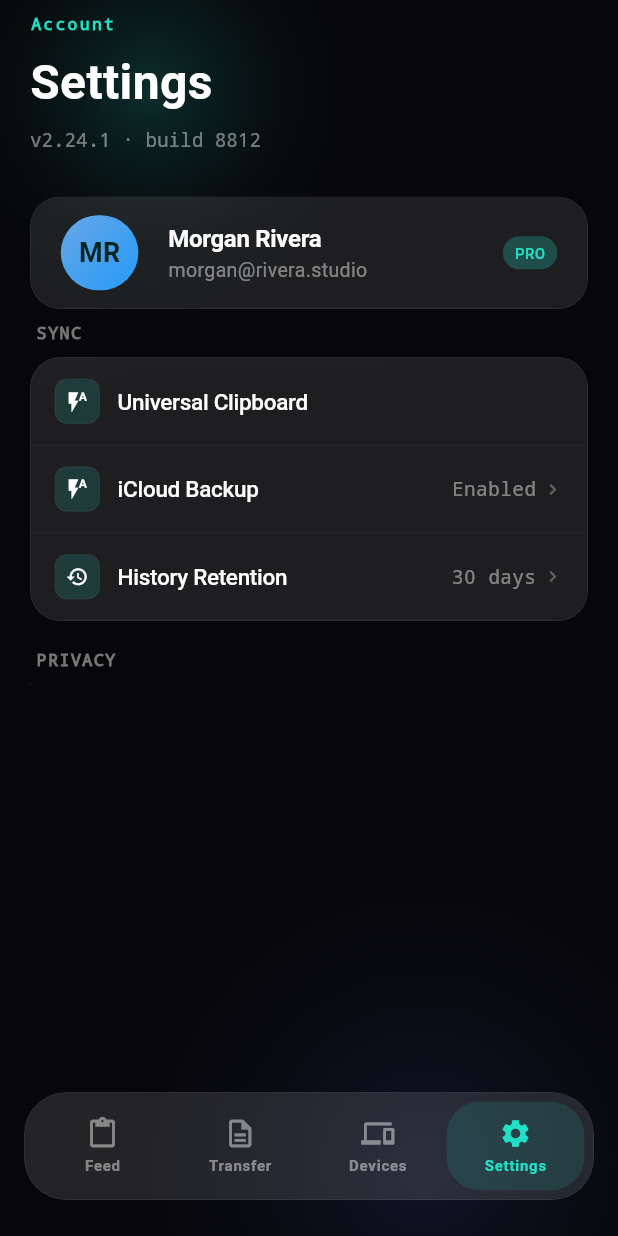
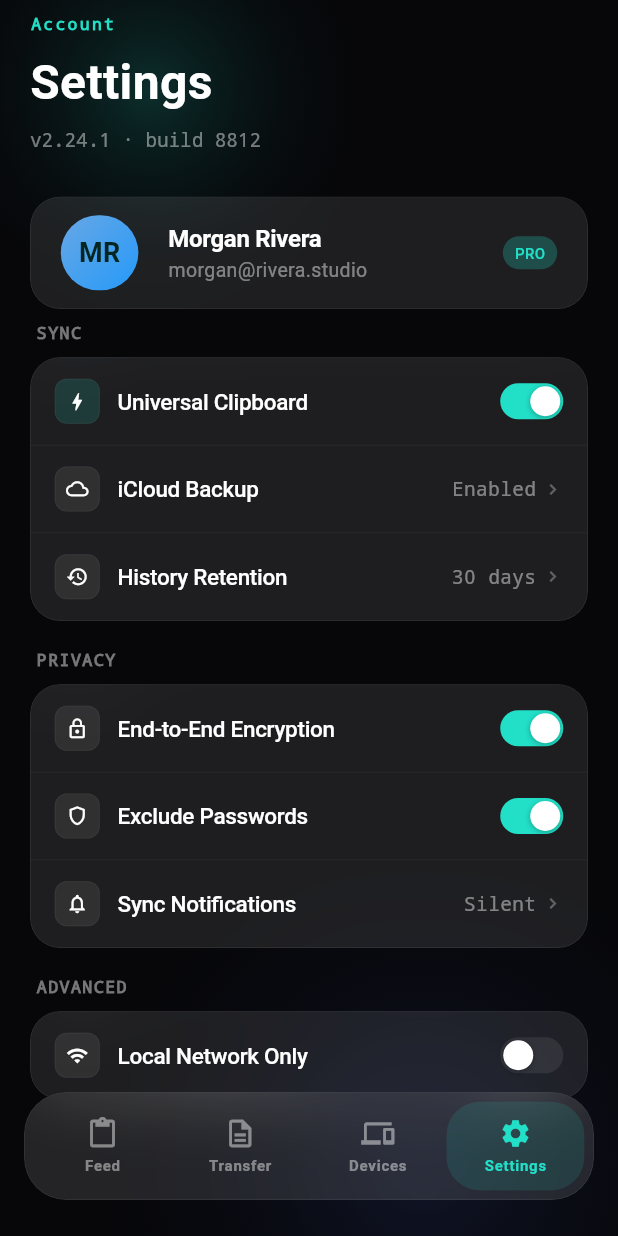
Before and after one commit to Hello1999/clipflow-clearn, a Flutter app: the screen it shows after launch, item 4 of the bottom bar chosen, on a phone screen of 412 x 824 dp. Run offline on Flutter 3.47's test engine with Material 3 defaults, Android fonts, the phone set to English and light mode, and no system bars.

Commit message:
dark tech done

```diff
--- a/lib/screens/clipboard_feed_screen.dart
+++ b/lib/screens/clipboard_feed_screen.dart
@@ -249,7 +249,7 @@ class _ClipCard extends StatelessWidget {
   final bool accent;
   final bool pinned;
 
-  _ClipCard({
+  const _ClipCard({
     required this.icon,
     required this.source,
     required this.time,
--- a/lib/screens/settings_screen.dart
+++ b/lib/screens/settings_screen.dart
@@ -3,8 +3,19 @@ import 'package:clipflow/widgets/glass_card.dart';
 import 'package:clipflow/widgets/screen_header.dart';
 import 'package:flutter/material.dart';
 
-class SettingsScreen extends StatelessWidget {
+class SettingsScreen extends StatefulWidget {
   const SettingsScreen({super.key});
+
+  @override
+  State<StatefulWidget> createState() => SettingsScreenState();
+}
+
+class SettingsScreenState extends State<SettingsScreen> {
+  bool _universalClipboard = true;
+  bool _e2eEncryption = true;
+  bool _excludePasswords = true;
+  bool _localNetworkOnly = false;
+
   @override
   Widget build(BuildContext context) {
     return SafeArea(
@@ -88,29 +99,69 @@ class SettingsScreen extends StatelessWidget {
               // padding: EdgeInsets.symmetric(horizontal: 20, vertical: 8),
               children: [
                 _SettingsGroup(
-                  label: 'SYNC',
+                  label: 'Sync',
                   children: [
                     _SettingsRow(
-                      icon: Icons.flash_auto,
-                      iconColor: Color(0xff22e0c8).withValues(alpha: 0.15),
+                      icon: Icons.bolt_outlined,
+                      iconColor: const Color(0xFF22E0C8).withOpacity(0.15),
                       title: 'Universal Clipboard',
+                      toggleValue: _universalClipboard,
+                      onToggle: (v) => setState(() => _universalClipboard = v),
                     ),
                     _SettingsRow(
-                      icon: Icons.flash_auto,
-                      iconColor: Color(0xff22e0c8).withValues(alpha: 0.15),
+                      icon: Icons.cloud_outlined,
+                      iconColor: Colors.white.withOpacity(0.08),
                       title: 'iCloud Backup',
                       detail: 'Enabled',
                     ),
                     _SettingsRow(
                       icon: Icons.history,
-                      iconColor: Color(0xff22e0c8).withValues(alpha: 0.15),
+                      iconColor: Colors.white.withOpacity(0.08),
                       title: 'History Retention',
+                      detail: '30 days',
                       isLast: true,
-                      detail: '30 days',
                     ),
                   ],
                 ),
-                _SettingsGroup(label: 'Privacy', children: []),
+                _SettingsGroup(
+                  label: 'Privacy',
+                  children: [
+                    _SettingsRow(
+                      icon: Icons.lock_outline,
+                      iconColor: Colors.white.withOpacity(0.08),
+                      title: 'End-to-End Encryption',
+                      toggleValue: _e2eEncryption,
+                      onToggle: (v) => setState(() => _e2eEncryption = v),
+                    ),
+                    _SettingsRow(
+                      icon: Icons.shield_outlined,
+                      iconColor: Colors.white.withOpacity(0.08),
+                      title: 'Exclude Passwords',
+                      toggleValue: _excludePasswords,
+                      onToggle: (v) => setState(() => _excludePasswords = v),
+                    ),
+                    _SettingsRow(
+                      icon: Icons.notifications_outlined,
+                      iconColor: Colors.white.withOpacity(0.08),
+                      title: 'Sync Notifications',
+                      detail: 'Silent',
+                      isLast: true,
+                    ),
+                  ],
+                ),
+                _SettingsGroup(
+                  label: 'Advanced',
+                  children: [
+                    _SettingsRow(
+                      icon: Icons.wifi,
+                      iconColor: Colors.white.withOpacity(0.08),
+                      title: 'Local Network Only',
+                      toggleValue: _localNetworkOnly,
+                      onToggle: (v) => setState(() => _localNetworkOnly = v),
+                      isLast: true,
+                    ),
+                  ],
+                ),
               ],
             ),
           ),
@@ -178,7 +229,7 @@ class _SettingsRow extends StatelessWidget {
   @override
   Widget build(BuildContext context) {
     return GestureDetector(
-      onTap: () => {},
+      onTap: toggleValue != null ? () => onToggle?.call(!toggleValue!) : null,
       child: Container(
         padding: EdgeInsets.symmetric(horizontal: 16, vertical: 14),
         decoration: BoxDecoration(
@@ -230,10 +281,56 @@ class _SettingsRow extends StatelessWidget {
               SizedBox(width: 4),
               Icon(Icons.chevron_right, size: 14, color: kWhite30),
             ],
-            if (toggleValue != null) Text('arrow'),
+            if (toggleValue != null)
+              _Toggle(value: toggleValue!, onChanged: onToggle ?? (_) {}),
           ],
         ),
       ),
     );
   }
 }
+
+class _Toggle extends StatelessWidget {
+  final bool value;
+  final ValueChanged<bool> onChanged;
+
+  const _Toggle({required this.value, required this.onChanged});
+
+  @override
+  Widget build(BuildContext context) {
+    return GestureDetector(
+      onTap: () => onChanged(!value),
+      child: AnimatedContainer(
+        duration: Duration(milliseconds: 200),
+        width: 42,
+        height: 24,
+        padding: EdgeInsets.all(2),
+        decoration: BoxDecoration(
+          color: value ? kTeal : Colors.white.withValues(alpha: 0.08),
+          borderRadius: BorderRadius.circular(12),
+        ),
+        child: AnimatedAlign(
+          alignment: value
+              ? Alignment.centerRight
+              : AlignmentGeometry.centerLeft,
+          duration: Duration(milliseconds: 200),
+          child: Container(
+            width: 20,
+            height: 20,
+            decoration: BoxDecoration(
+              color: Colors.white,
+              shape: BoxShape.circle,
+              boxShadow: [
+                BoxShadow(
+                  color: Colors.black.withValues(alpha: 0.3),
+                  blurRadius: 3,
+                  offset: Offset(0, 1),
+                ),
+              ],
+            ),
+          ),
+        ),
+      ),
+    );
+  }
+}
```
